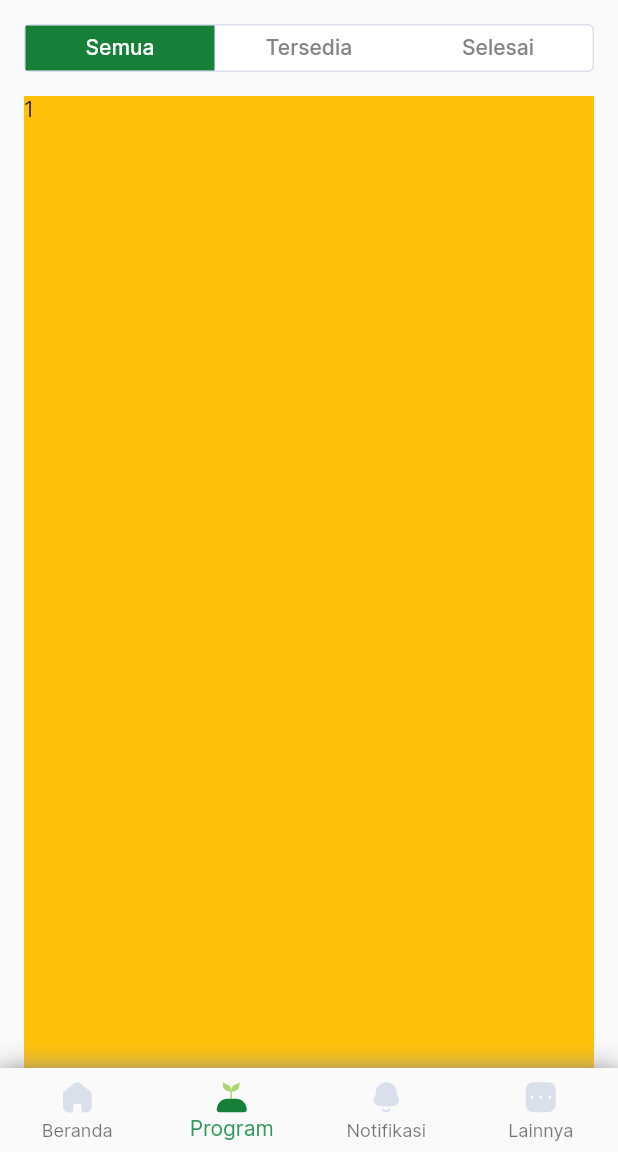
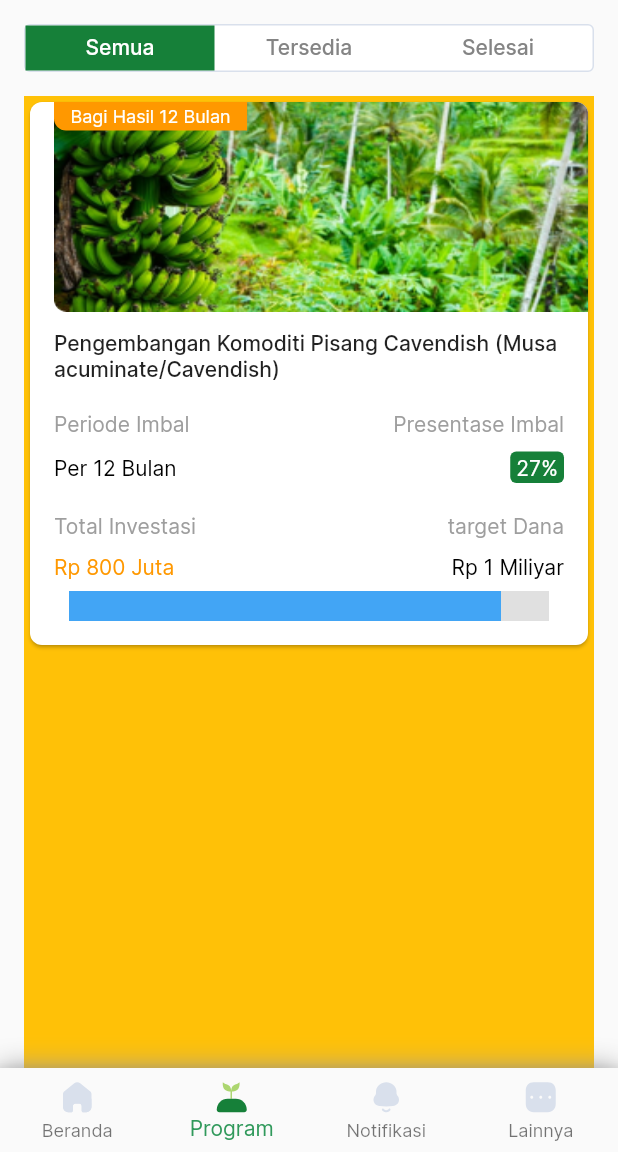
Before and after one commit to mrum13/vestanesia-widget, a Flutter app: the Dashboard screen opened directly, swiped to page 2, on a phone screen of 412 x 824 dp, the part 84-1236 px from its top. Run offline on Flutter 3.47's test engine with Material 2 defaults, Android fonts, the phone set to English and light mode, and no system bars; drawn by our look-alikes of percent_indicator; our stand-ins replace dotted_border, flutter_svg, material_design_icons_flutter, roundcheckbox.

Commit message:
add new Widget

```diff
--- a/lib/main.dart
+++ b/lib/main.dart
@@ -14,7 +14,7 @@ class MyApp extends StatelessWidget {
     return MaterialApp(
       theme: ThemeData(fontFamily: 'Inter'),
       debugShowCheckedModeBanner: false,
-      home: LoginLayout()
+      home: Dashboard()
     );
   }
 }
--- a/lib/screens/layout_program.dart
+++ b/lib/screens/layout_program.dart
@@ -2,6 +2,7 @@
 import 'dart:ui';
 import 'package:flutter/material.dart';
 import 'package:flutter_svg/flutter_svg.dart';
+import 'package:vestanesia_widgets/screens/layout_program_semua.dart';
 import 'package:vestanesia_widgets/widgets/widgets_auth.dart';
 
 class ProgramLayout extends StatelessWidget {
@@ -77,7 +78,7 @@ class ProgramLayout extends StatelessWidget {
                   decoration: BoxDecoration(
                     color: Colors.amber
                   ),
-                  child: Text('1'),
+                  child: ProgramSemua(),
                 ),
                 Container(
                   decoration: BoxDecoration(
--- /dev/null
+++ b/lib/screens/layout_program_semua.dart
@@ -0,0 +1,25 @@
+import 'package:flutter/material.dart';
+import 'package:flutter/widgets.dart';
+import 'package:vestanesia_widgets/widgets/widgets.dart';
+
+class ProgramSemua extends StatelessWidget {
+  const ProgramSemua
+({ Key? key }) : super(key: key);
+
+  Widget _card(){
+    return wCardVestanesia(imageAsset: "images/pisang1.png");
+  }
+
+  @override
+  Widget build(BuildContext context) {
+    return ListView(
+      children: <Widget>[
+        Column(
+          children: <Widget>[
+            _card()
+          ],
+        )
+      ],
+    );
+  }
+}
--- a/lib/widgets/widgets.dart
+++ b/lib/widgets/widgets.dart
@@ -1,5 +1,6 @@
 import 'package:dotted_border/dotted_border.dart';
 import 'package:flutter/material.dart';
+import 'package:percent_indicator/linear_percent_indicator.dart';
 
 ///navigator push
 Future wPushTo(BuildContext context, Widget widget) {
@@ -69,7 +70,10 @@ Widget wInputText({required String hintText, required dynamic contVar}) {
   );
 }
 
-Widget wTextReguler({required String text, required dynamic alignment, required dynamic margin}) {
+Widget wTextReguler(
+    {required String text,
+    required dynamic alignment,
+    required dynamic margin}) {
   return Container(
     margin: margin,
     child: Align(
@@ -143,13 +147,10 @@ Widget wHelperDoubleInput(
   );
 }
 
-
-
-Widget wInputAndDrop({
-  required String hintText1,
-  required dynamic contVar1,
-  required dynamic child
-}) {
+Widget wInputAndDrop(
+    {required String hintText1,
+    required dynamic contVar1,
+    required dynamic child}) {
   return Container(
     child: Row(
       children: <Widget>[
@@ -169,9 +170,7 @@ Widget wInputAndDrop({
         SizedBox(
           width: 20,
         ),
-        Expanded(
-          child: child
-        )
+        Expanded(child: child)
       ],
     ),
   );
@@ -219,7 +218,7 @@ Widget wDoubleInput(
   );
 }
 
-Widget wUploadButton({required String text}){
+Widget wUploadButton({required String text}) {
   return Container(
     color: Color(0xFFF5F6F8),
     margin: EdgeInsets.only(top: 4),
@@ -227,32 +226,164 @@ Widget wUploadButton({required String text}){
     child: DottedBorder(
       padding: EdgeInsets.symmetric(vertical: 19),
       color: Colors.grey,
-      child:  Row(
+      child: Row(
         mainAxisAlignment: MainAxisAlignment.center,
         children: <Widget>[
           Container(
-            child: Icon(Icons.camera_alt,color: Colors.grey,),
+            child: Icon(
+              Icons.camera_alt,
+              color: Colors.grey,
+            ),
           ),
           Padding(
             padding: EdgeInsets.only(left: 12),
-            child: Text(text,
-              style: TextStyle(fontSize: 14, color: Colors.grey, fontWeight: FontWeight.w600),),
+            child: Text(
+              text,
+              style: TextStyle(
+                  fontSize: 14,
+                  color: Colors.grey,
+                  fontWeight: FontWeight.w600),
+            ),
           )
         ],
       ),
-
-      ),
+    ),
   );
 }
 
+Widget wDividerGaris({required dynamic margin}) {
+  return Container(
+    margin: margin,
+    child: Row(
+      children: <Widget>[Expanded(child: Divider())],
+    ),
+  );
+}
 
-  Widget wDividerGaris({required dynamic margin}){
-    return Container(
-      margin: margin,
-      child: Row(
+Widget wCardVestanesia({required String imageAsset}) {
+  return Card(
+      shape: RoundedRectangleBorder(borderRadius: BorderRadius.circular(8)),
+      color: Colors.white,
+      child: Column(
         children: <Widget>[
-          Expanded(child: Divider())
+          Stack(
+            children: <Widget>[
+              Container(
+                height: 140,
+                margin: EdgeInsets.only(left: 16),
+                decoration: BoxDecoration(
+                    borderRadius: BorderRadius.only(
+                        bottomLeft: Radius.circular(8),
+                        topRight: Radius.circular(8)),
+                    image: DecorationImage(
+                        fit: BoxFit.fill, image: AssetImage(imageAsset))),
+              ),
+              Container(
+                padding: EdgeInsets.symmetric(vertical: 2, horizontal: 11),
+                child: Text(
+                  'Bagi Hasil 12 Bulan',
+                  style: TextStyle(fontSize: 12, color: Colors.white),
+                ),
+                margin: EdgeInsets.only(left: 16),
+                decoration: BoxDecoration(
+                  color: Colors.orange,
+                  borderRadius:
+                      BorderRadius.only(bottomLeft: Radius.circular(8)),
+                ),
+              )
+            ],
+          ),
+          Container(
+            padding: EdgeInsets.fromLTRB(16, 12, 16, 16),
+            child: Column(
+              children: <Widget>[
+                Text(
+                  'Pengembangan Komoditi Pisang Cavendish (Musa acuminate/Cavendish)',
+                  style: TextStyle(fontWeight: FontWeight.w500),
+                ),
+                Container(
+                  margin: EdgeInsets.only(top: 20),
+                  child: Row(
+                    mainAxisAlignment: MainAxisAlignment.spaceBetween,
+                    children: <Widget>[
+                      Text(
+                        'Periode Imbal',
+                        style: TextStyle(color: Colors.grey),
+                      ),
+                      Text(
+                        'Presentase Imbal',
+                        style: TextStyle(color: Colors.grey),
+                      )
+                    ],
+                  ),
+                ),
+                Container(
+                  margin: EdgeInsets.only(top: 10),
+                  child: Row(
+                    mainAxisAlignment: MainAxisAlignment.spaceBetween,
+                    children: <Widget>[
+                      Text(
+                        'Per 12 Bulan',
+                        style: TextStyle(color: Colors.black),
+                      ),
+                      Container(
+                        decoration: BoxDecoration(
+                            color: Color(0xFF168039),
+                            borderRadius: BorderRadius.circular(4)),
+                        padding:
+                            EdgeInsets.symmetric(vertical: 2, horizontal: 4),
+                        child: Text(
+                          '27%',
+                          style: TextStyle(color: Colors.white),
+                        ),
+                      )
+                    ],
+                  ),
+                ),
+                Container(
+                  margin: EdgeInsets.only(top: 20),
+                  child: Row(
+                    mainAxisAlignment: MainAxisAlignment.spaceBetween,
+                    children: <Widget>[
+                      Text(
+                        'Total Investasi',
+                        style: TextStyle(color: Colors.grey),
+                      ),
+                      Text(
+                        'target Dana',
+                        style: TextStyle(color: Colors.grey),
+                      ),
+                    ],
+                  ),
+                ),
+                Container(
+                  margin: EdgeInsets.only(top: 10),
+                  child: Row(
+                    mainAxisAlignment: MainAxisAlignment.spaceBetween,
+                    children: <Widget>[
+                      Text(
+                        'Rp 800 Juta',
+                        style: TextStyle(color: Colors.orange),
+                      ),
+                      Text(
+                        'Rp 1 Miliyar',
+                        style: TextStyle(color: Colors.black),
+                      ),
+                    ],
+                  ),
+                ),
+                Container(
+                  margin: EdgeInsets.only(top: 8),
+                  child: new LinearPercentIndicator(
+                    lineHeight: 20.0,
+                    percent: 0.9,
+                    progressColor: Colors.blue[400],
+                    backgroundColor: Colors.grey[300],
+                  ),
+                )
+              ],
+            ),
+          )
         ],
-      ),
-    );
-  }
+      ));
+}
--- a/pubspec.yaml
+++ b/pubspec.yaml
@@ -32,6 +32,7 @@ dependencies:
   flutter_svg: ^0.22.0
   dotted_border: ^2.0.0+1
   roundcheckbox: ^2.0.2
+  percent_indicator: ^3.0.1
 
 dev_dependencies:
   flutter_test:
@@ -61,6 +62,7 @@ flutter:
     - images/notificationInactive.svg
     - images/moreActive.svg
     - images/moreInactive.svg
+    - images/pisang1.png
   #   - images/a_dot_ham.jpeg
 
   # An image asset can refer to one or more resolution-specific "variants", see
```
Also changed, not shown: images/pisang1.png (added), pubspec.lock, 5 other files.
